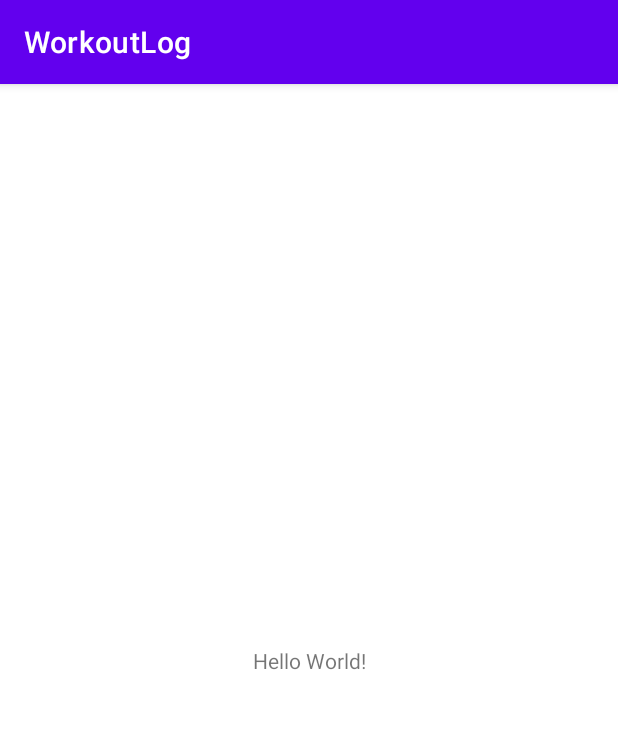
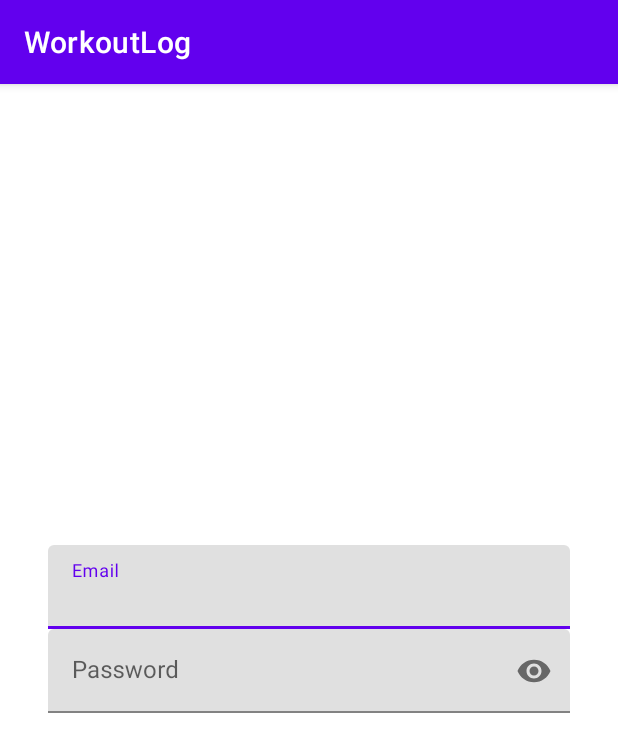
Before and after one commit to wanjira-whitney/Workout-Log, an Android app: the screen it shows after launch (MainActivity before the commit, LoginActivity after it), on a phone screen of 412 x 824 dp. Shown: the top 752 px of the screen. Run offline under Robolectric (Android 15) with nearby library versions, the phone set to English and light mode, and no system bars.

Commit message:
first commit

```diff
--- a/app/src/main/AndroidManifest.xml
+++ b/app/src/main/AndroidManifest.xml
@@ -10,14 +10,18 @@
         android:supportsRtl="true"
         android:theme="@style/Theme.WorkoutLog">
         <activity
-            android:name=".MainActivity"
-            android:exported="true">
+            android:name=".SplashActivity"
+            android:exported="false"
+            android:theme="@style/SplashTheme">
             <intent-filter>
                 <action android:name="android.intent.action.MAIN" />
 
                 <category android:name="android.intent.category.LAUNCHER" />
             </intent-filter>
         </activity>
+        <activity
+            android:name=".LoginActivity"
+            android:exported="false" />
     </application>
 
 </manifest>
--- a/app/src/main/java/dev/wanjira/workoutlog/MainActivity.kt
+++ b/app/src/main/java/dev/wanjira/workoutlog/LoginActivity.kt
@@ -1,11 +1,12 @@
 package dev.wanjira.workoutlog
 
+import android.content.Intent
 import androidx.appcompat.app.AppCompatActivity
 import android.os.Bundle
 
-class MainActivity : AppCompatActivity() {
+class LoginActivity : AppCompatActivity() {
     override fun onCreate(savedInstanceState: Bundle?) {
         super.onCreate(savedInstanceState)
-        setContentView(R.layout.activity_main)
+        setContentView(R.layout.activity_login)
     }
 }
--- /dev/null
+++ b/app/src/main/java/dev/wanjira/workoutlog/SplashActivity.kt
@@ -0,0 +1,15 @@
+package dev.wanjira.workoutlog
+
+import android.content.Intent
+import androidx.appcompat.app.AppCompatActivity
+import android.os.Bundle
+
+class SplashActivity : AppCompatActivity() {
+    override fun onCreate(savedInstanceState: Bundle?) {
+        super.onCreate(savedInstanceState)
+        setContentView(R.layout.activity_splash)
+        var intent = Intent(this, LoginActivity::class.java)
+        startActivity(intent)
+        finish()
+    }
+}
--- /dev/null
+++ b/app/src/main/res/drawable/splash_bg.xml
@@ -0,0 +1,6 @@
+<?xml version="1.0" encoding="utf-8"?>
+<selector xmlns:android="http://schemas.android.com/apk/res/android">
+    <item><bitmap android:gravity="fill"
+            android:src="@drawable/splash" />
+    </item>
+</selector>
--- /dev/null
+++ b/app/src/main/res/layout/activity_login.xml
@@ -0,0 +1,77 @@
+<?xml version="1.0" encoding="utf-8"?>
+<androidx.constraintlayout.widget.ConstraintLayout xmlns:android="http://schemas.android.com/apk/res/android"
+    xmlns:app="http://schemas.android.com/apk/res-auto"
+    xmlns:tools="http://schemas.android.com/tools"
+    android:layout_width="match_parent"
+    android:layout_height="match_parent"
+    tools:context=".LoginActivity">
+
+    <androidx.constraintlayout.widget.Guideline
+        android:id="@+id/guideline3"
+        android:layout_width="wrap_content"
+        android:layout_height="wrap_content"
+        android:orientation="horizontal"
+        app:layout_constraintGuide_percent="0.4" />
+
+    <com.google.android.material.textfield.TextInputLayout
+        android:id="@+id/tilEmail"
+        android:layout_width="0dp"
+        android:layout_height="wrap_content"
+        android:layout_marginStart="32dp"
+        android:layout_marginEnd="32dp"
+        app:layout_constraintEnd_toEndOf="parent"
+        app:layout_constraintStart_toStartOf="parent"
+        app:layout_constraintTop_toTopOf="@+id/guideline3">
+
+        <com.google.android.material.textfield.TextInputEditText
+            android:id="@+id/etEmail"
+            android:layout_width="match_parent"
+            android:layout_height="wrap_content"
+            android:hint="Email"
+            android:inputType="textEmailAddress" />
+    </com.google.android.material.textfield.TextInputLayout>
+
+    <com.google.android.material.textfield.TextInputLayout
+        android:id="@+id/tilPassword"
+        android:layout_width="0dp"
+        android:layout_height="wrap_content"
+        android:layout_marginStart="32dp"
+        android:layout_marginEnd="32dp"
+        app:layout_constraintEnd_toEndOf="parent"
+        app:layout_constraintStart_toStartOf="parent"
+        app:layout_constraintTop_toBottomOf="@+id/tilEmail"
+        app:passwordToggleEnabled="true">
+
+        <com.google.android.material.textfield.TextInputEditText
+            android:id="@+id/etPassword"
+            android:layout_width="match_parent"
+            android:layout_height="wrap_content"
+            android:hint="Password"
+            android:inputType="textPassword" />
+    </com.google.android.material.textfield.TextInputLayout>
+
+    <Button
+        android:id="@+id/btnLogin"
+        android:layout_width="wrap_content"
+        android:layout_height="wrap_content"
+        android:layout_marginStart="344dp"
+        android:layout_marginTop="88dp"
+        android:layout_marginEnd="344dp"
+        android:text="LOGIN"
+        app:layout_constraintEnd_toEndOf="parent"
+        app:layout_constraintStart_toStartOf="parent"
+        app:layout_constraintTop_toBottomOf="@+id/tilPassword" />
+
+    <Button
+        android:id="@+id/btnSignup"
+        android:layout_width="wrap_content"
+        android:layout_height="wrap_content"
+        android:layout_marginStart="344dp"
+        android:layout_marginTop="60dp"
+        android:layout_marginEnd="344dp"
+        android:text="SIGNUP"
+        app:layout_constraintEnd_toEndOf="parent"
+        app:layout_constraintStart_toStartOf="parent"
+        app:layout_constraintTop_toBottomOf="@+id/btnLogin" />
+
+</androidx.constraintlayout.widget.ConstraintLayout>
--- a/app/src/main/res/layout/activity_main.xml
+++ b/app/src/main/res/layout/activity_splash.xml
@@ -4,15 +4,6 @@
     xmlns:tools="http://schemas.android.com/tools"
     android:layout_width="match_parent"
     android:layout_height="match_parent"
-    tools:context=".MainActivity">
-
-    <TextView
-        android:layout_width="wrap_content"
-        android:layout_height="wrap_content"
-        android:text="Hello World!"
-        app:layout_constraintBottom_toBottomOf="parent"
-        app:layout_constraintLeft_toLeftOf="parent"
-        app:layout_constraintRight_toRightOf="parent"
-        app:layout_constraintTop_toTopOf="parent" />
+    tools:context=".SplashActivity">
 
 </androidx.constraintlayout.widget.ConstraintLayout>
--- a/app/src/main/res/values/themes.xml
+++ b/app/src/main/res/values/themes.xml
@@ -13,4 +13,9 @@
         <item name="android:statusBarColor" tools:targetApi="l">?attr/colorPrimaryVariant</item>
         <!-- Customize your theme here. -->
     </style>
+
+    <style name="SplashTheme" parent="Theme.MaterialComponents.DayNight.NoActionBar">
+        <item name="android:windowBackground">@drawable/splash_bg</item>
+        <item name="android:windowFullscreen">true</item>
+    </style>
 </resources>
```
Also changed, not shown: 2 other files.
